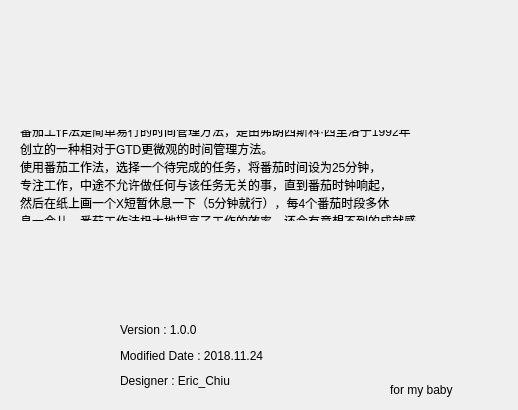
This is aboutintrodialog.ui in graylira/PomodroidoLite as Qt 5 draws it before an edit. The edited form follows.
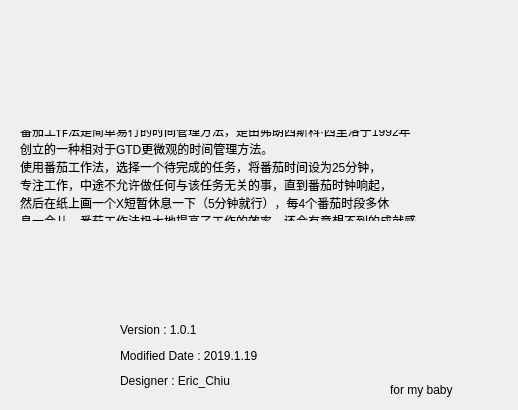
This is the edited form. Icons and pictures are not drawn.

What changed in the file:
```diff
--- a/aboutintrodialog.ui
+++ b/aboutintrodialog.ui
@@ -10,6 +10,18 @@
     <height>410</height>
    </rect>
   </property>
+  <property name="minimumSize">
+   <size>
+    <width>518</width>
+    <height>410</height>
+   </size>
+  </property>
+  <property name="maximumSize">
+   <size>
+    <width>518</width>
+    <height>410</height>
+   </size>
+  </property>
   <property name="windowTitle">
    <string>介绍</string>
   </property>
@@ -98,7 +110,7 @@
     <string>for my baby </string>
    </property>
   </widget>
-  <widget class="QWidget" name="">
+  <widget class="QWidget" name="layoutWidget">
    <property name="geometry">
     <rect>
      <x>120</x>
@@ -114,7 +126,7 @@
        <string notr="true">font: 12pt &quot;Eras Bold ITC&quot;;</string>
       </property>
       <property name="text">
-       <string>Version : 1.0.0</string>
+       <string>Version : 1.0.1</string>
       </property>
      </widget>
     </item>
@@ -124,7 +136,7 @@
        <string notr="true">font: 12pt &quot;Eras Bold ITC&quot;;</string>
       </property>
       <property name="text">
-       <string>Modified Date : 2018.11.24</string>
+       <string>Modified Date : 2019.1.19</string>
       </property>
      </widget>
     </item>
```
